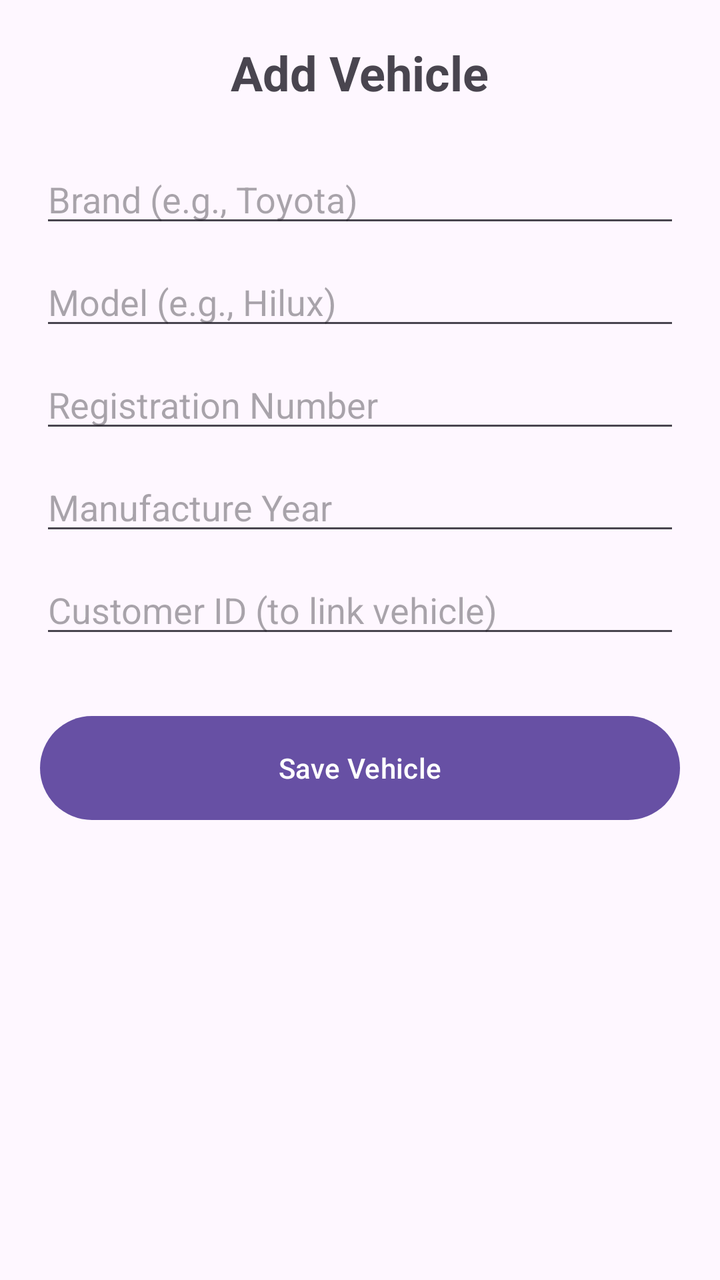
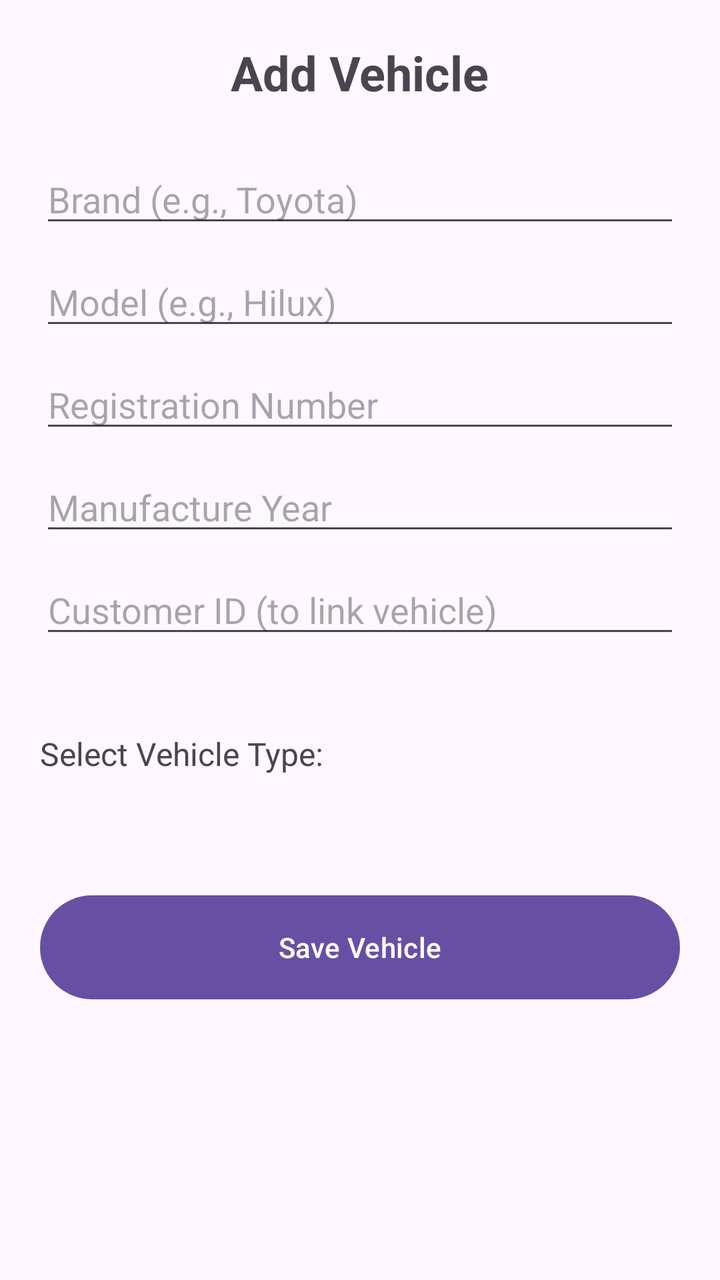

Screens rendered from an Android XML layout before and after an edit, with the pre-edit source and the edit as a unified diff.
<!-- AndroidManifest.xml: application theme Theme.Vehicle_Service_Management_App -->
<!-- res/layout/activity_add_vehicle.xml -->
<?xml version="1.0" encoding="utf-8"?>
<LinearLayout xmlns:android="http://schemas.android.com/apk/res/android"
    android:layout_width="match_parent"
    android:layout_height="match_parent"
    android:orientation="vertical"
    android:padding="20dp">

    <TextView
        android:layout_width="wrap_content"
        android:layout_height="wrap_content"
        android:text="Add Vehicle"
        android:textSize="24sp"
        android:textStyle="bold"
        android:layout_marginBottom="25dp"
        android:layout_gravity="center"/>

    <EditText
        android:id="@+id/etVehicleBrand"
        android:layout_width="match_parent"
        android:layout_height="wrap_content"
        android:hint="Brand (e.g., Toyota)"
        android:inputType="text"
        android:layout_marginBottom="10dp"/>

    <EditText
        android:id="@+id/etVehicleModel"
        android:layout_width="match_parent"
        android:layout_height="wrap_content"
        android:hint="Model (e.g., Hilux)"
        android:inputType="text"
        android:layout_marginBottom="10dp"/>

    <EditText
        android:id="@+id/etRegNumber"
        android:layout_width="match_parent"
        android:layout_height="wrap_content"
        android:hint="Registration Number"
        android:inputType="text"
        android:layout_marginBottom="10dp"/>

    <EditText
        android:id="@+id/etVehicleYear"
        android:layout_width="match_parent"
        android:layout_height="wrap_content"
        android:hint="Manufacture Year"
        android:inputType="number"
        android:layout_marginBottom="10dp"/>

    <EditText
        android:id="@+id/etCustomerId"
        android:layout_width="match_parent"
        android:layout_height="wrap_content"
        android:hint="Customer ID (to link vehicle)"
        android:inputType="number"
        android:layout_marginBottom="30dp"/>

    <Button
        android:id="@+id/btnSaveVehicle"
        android:layout_width="match_parent"
        android:layout_height="60dp"
        android:text="Save Vehicle" />

</LinearLayout>
<!-- resources referenced by this layout -->
<resources>
  <style name="Theme.Vehicle_Service_Management_App" parent="Base.Theme.Vehicle_Service_Management_App" />
  <style name="Base.Theme.Vehicle_Service_Management_App" parent="Theme.Material3.DayNight.NoActionBar">
          
          
      </style>
</resources>

<!-- the commit's change to res/layout/activity_add_vehicle.xml (unified diff, before → after) -->
@@ -54,6 +54,22 @@
         android:inputType="number"
         android:layout_marginBottom="30dp"/>
 
+    <TextView
+        android:layout_width="match_parent"
+        android:layout_height="wrap_content"
+        android:text="Select Vehicle Type:"
+        android:textSize="16sp"
+        android:layout_marginTop="12dp"/>
+
+    <Spinner
+        android:id="@+id/spnVehicleType"
+        android:layout_width="match_parent"
+        android:layout_height="wrap_content"
+        android:layout_marginTop="16dp"
+        android:layout_marginBottom="16dp"
+        android:padding="12dp"
+        android:background="?android:attr/activatedBackgroundIndicator" />
+
     <Button
         android:id="@+id/btnSaveVehicle"
         android:layout_width="match_parent"
